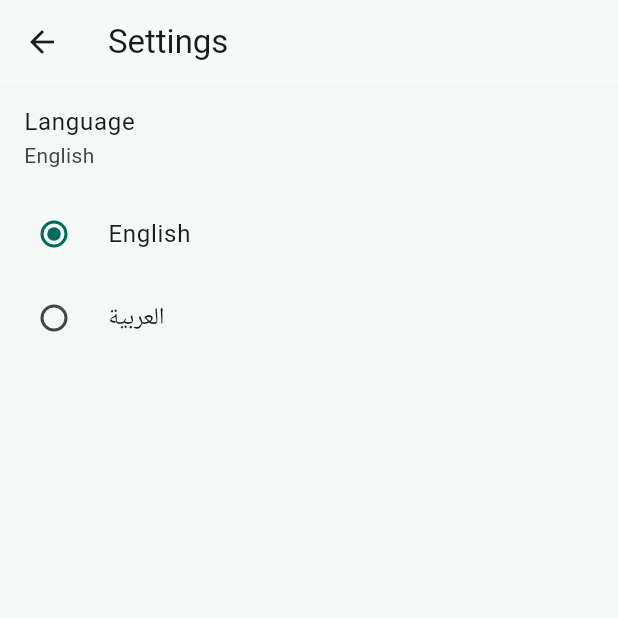
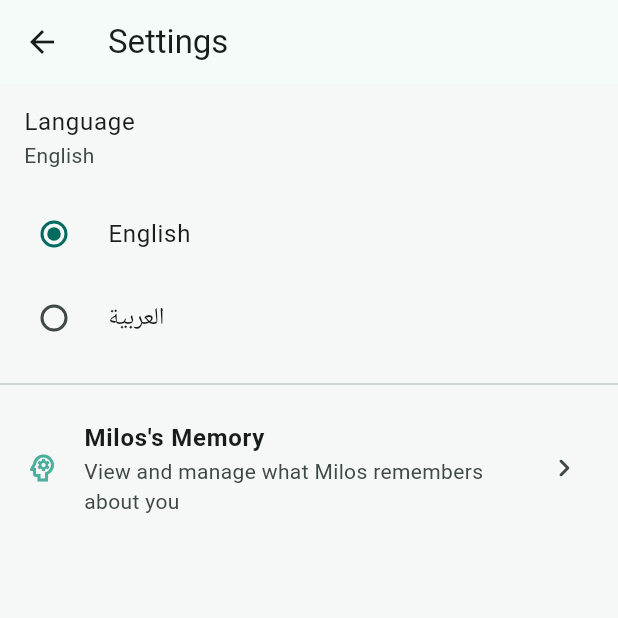
Before and after one commit to Laadnanimoustapha/MILOS, a Flutter app: the screen it shows after launch, after a tap on "English", after a tap on the "settings" icon, on a phone screen of 412 x 824 dp, the top half of it. Run offline on Flutter 3.47's test engine with Material 3 defaults, Android fonts, the phone set to English and light mode, and no system bars; our stand-ins replace flutter_local_notifications, flutter_timezone, shared_preferences, timezone; project files that could hold a hidden picture were left out.

Commit message:
feat: add MILOS AI chat and task reminder integration

```diff
--- /dev/null
+++ b/flutter_out2.txt
@@ -0,0 +1 @@
+Analyzing MILOS...
--- a/lib/app_language.dart
+++ b/lib/app_language.dart
@@ -1,5 +1,7 @@
 import 'package:flutter/material.dart';
 import 'package:shared_preferences/shared_preferences.dart';
+
+import 'memory_page.dart';
 
 enum AppLanguage { english, arabic }
 
@@ -64,6 +66,27 @@ class LanguageSettingsPage extends StatelessWidget {
         ),
         const RadioListTile(value: AppLanguage.english, title: Text('English')),
         const RadioListTile(value: AppLanguage.arabic, title: Text('العربية')),
+        const Divider(height: 32),
+        ListTile(
+          leading: const Icon(Icons.psychology_outlined, color: Color(0xFF4CAF9E)),
+          title: Text(
+            selected == AppLanguage.arabic ? 'ذاكرة ميلوس' : "Milos's Memory",
+            style: const TextStyle(fontWeight: FontWeight.w600),
+          ),
+          subtitle: Text(
+            selected == AppLanguage.arabic
+                ? 'عرض وتعديل ما يتذكره المساعد الذكي عنك'
+                : 'View and manage what Milos remembers about you',
+          ),
+          trailing: const Icon(Icons.chevron_right_rounded),
+          onTap: () {
+            Navigator.of(context).push(
+              MaterialPageRoute<void>(
+                builder: (_) => MemoryPage(arabic: selected == AppLanguage.arabic),
+              ),
+            );
+          },
+        ),
       ]),
     ),
   );
--- a/lib/reminder_service.dart
+++ b/lib/reminder_service.dart
@@ -1,6 +1,7 @@
 import 'dart:async';
 
 import 'package:flutter/foundation.dart';
+import 'package:flutter/widgets.dart';
 import 'package:flutter_local_notifications/flutter_local_notifications.dart';
 import 'package:flutter_timezone/flutter_timezone.dart';
 import 'package:timezone/data/latest.dart' as timezone_data;
```
Also changed, not shown: lib/ai_chat_page.dart (+10 -1 lines), flutter_err2.txt (added), 1 other file.
